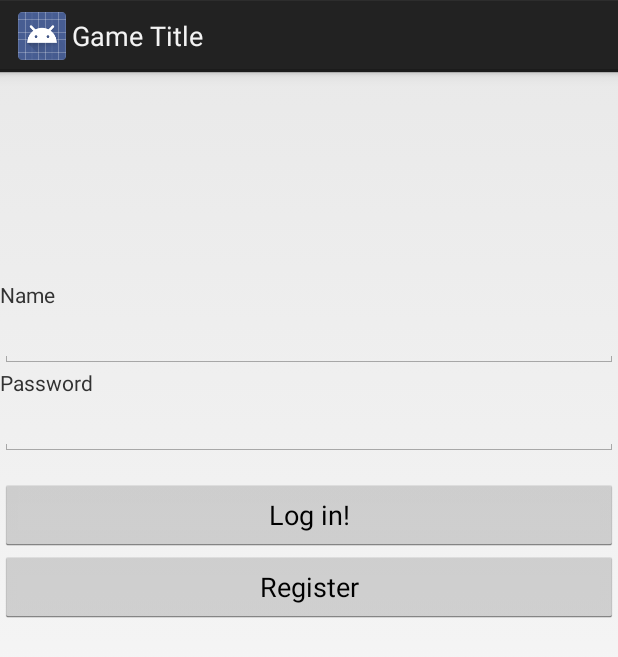
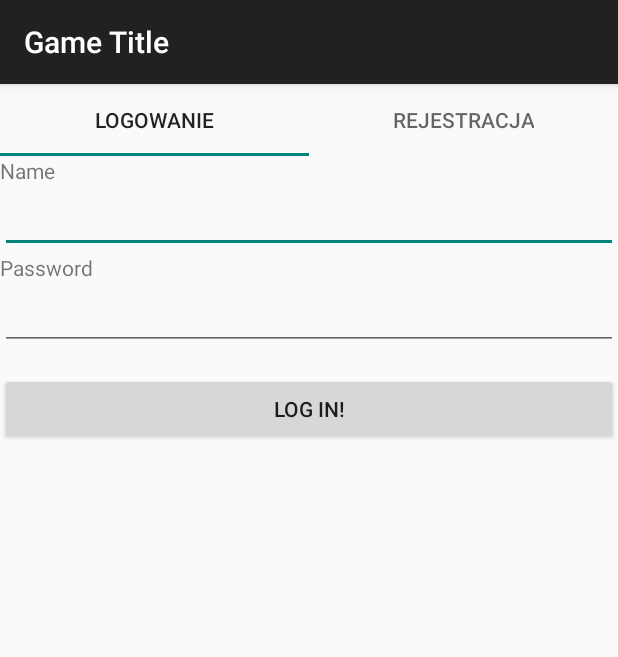
Before and after one commit to Trishun/PPZ_Project, an Android app: the screen it shows after launch (LoginActivity before the commit, StartActivity after it), on a phone screen of 412 x 824 dp. Shown: the top 657 px of the screen. Run offline under Robolectric (Android 15) with nearby library versions, the phone set to English and light mode, and no system bars.

Commit message:
Split logging and registering into fragments (enhancement, involves #9)

```diff
--- a/src/Client/app/build.gradle
+++ b/src/Client/app/build.gradle
@@ -29,7 +29,9 @@ dependencies {
     androidTestCompile('com.android.support.test.espresso:espresso-core:2.2.2', {
         exclude group: 'com.android.support', module: 'support-annotations'
     })
-    compile 'com.android.support.constraint:constraint-layout:1.0.0-alpha9'
     compile 'com.android.support:appcompat-v7:25.1.1'
+    compile 'com.android.support:support-v4:25.1.1'
+    compile 'com.android.support:design:25.1.1'
+
     testCompile 'junit:junit:4.12'
 }
--- a/src/Client/app/src/main/AndroidManifest.xml
+++ b/src/Client/app/src/main/AndroidManifest.xml
@@ -12,7 +12,8 @@
         android:supportsRtl="true"
         android:theme="@style/AppTheme">
         <activity android:name=".MainMenuActivity" />
-        <activity android:name=".LoginActivity">
+        <activity android:name=".StartActivity"
+            android:theme="@style/Theme.AppCompat.Light.DarkActionBar">
             <intent-filter>
                 <action android:name="android.intent.action.MAIN" />
 
--- a/src/Client/app/src/main/java/pl/locationbasedgame/LoginActivity.java
+++ b/src/Client/app/src/main/java/pl/locationbasedgame/LoginFragment.java
@@ -1,41 +1,34 @@
 package pl.locationbasedgame;
 
-import android.app.Activity;
 import android.content.Intent;
 import android.os.Bundle;
+import android.support.annotation.Nullable;
+import android.support.v4.app.Fragment;
 import android.util.Log;
+import android.view.LayoutInflater;
 import android.view.View;
+import android.view.ViewGroup;
 import android.widget.Button;
 import android.widget.EditText;
 import android.widget.Toast;
 
-interface AuthenticationResultListener {
-    void onAuthenticationSuccess();
-    void onAuthenticationFailure();
-}
-
-public class LoginActivity extends Activity implements AuthenticationResultListener {
+public class LoginFragment extends Fragment implements AuthenticationResultListener {
 
     private String TAG = "LOGIN";
 
     @Override
-    protected void onCreate(Bundle savedInstanceState) {
-        super.onCreate(savedInstanceState);
-        setContentView(R.layout.activity_login);
+    public View onCreateView(LayoutInflater inflater, ViewGroup container, Bundle savedInstanceState) {
+        return inflater.inflate(R.layout.fragment_login, container, false);
+    }
+
+    @Override
+    public void onStart() {
+        super.onStart();
         assignListeners();
     }
 
     private void assignListeners() {
-        Button registerButton = (Button) findViewById(R.id.btn_register);
-        Button loginButton = (Button) findViewById(R.id.btn_login);
-
-        registerButton.setOnClickListener(new Button.OnClickListener() {
-            @Override
-            public void onClick(View view) {
-                Toast.makeText(LoginActivity.this, "PLAYER REGISTERED SUCCESSFULLY", Toast.LENGTH_SHORT).show();
-            }
-        });
-
+        Button loginButton = (Button) getView().findViewById(R.id.btn_login);
         loginButton.setOnClickListener(new Button.OnClickListener() {
             @Override
             public void onClick(View view) {
@@ -48,8 +41,8 @@ public class LoginActivity extends Activity implements AuthenticationResultListe
      * Send credentials to server if they are specified by user.
      */
     private void login() {
-        EditText nameEditText = (EditText) findViewById(R.id.et_name);
-        EditText passwordEditText = (EditText) findViewById(R.id.et_password);
+        EditText nameEditText = (EditText) getView().findViewById(R.id.et_name);
+        EditText passwordEditText = (EditText) getView().findViewById(R.id.et_password);
 
         String name = nameEditText.getText().toString();
         String password = passwordEditText.getText().toString();
@@ -58,7 +51,7 @@ public class LoginActivity extends Activity implements AuthenticationResultListe
             sendLoginRequestToServer(name, password);
         }
         else {
-            Toast.makeText(LoginActivity.this, R.string.credentials_not_specified, Toast.LENGTH_SHORT).show();
+            Toast.makeText(getActivity(), R.string.credentials_not_specified, Toast.LENGTH_SHORT).show();
         }
     }
 
@@ -83,14 +76,13 @@ public class LoginActivity extends Activity implements AuthenticationResultListe
 
     @Override
     public void onAuthenticationFailure() {
-        Toast.makeText(this, R.string.wrong_credentials, Toast.LENGTH_LONG).show();
+        Toast.makeText(getActivity(), R.string.wrong_credentials, Toast.LENGTH_LONG).show();
         Log.i(TAG, "FAIL");
     }
 
     private void goToMainMenu() {
-        Intent mainMenuIntent = new Intent(LoginActivity.this, MainMenuActivity.class);
-        finish();
+        Intent mainMenuIntent = new Intent(getActivity(), MainMenuActivity.class);
+        getActivity().finish();
         startActivity(mainMenuIntent);
     }
-
 }
--- a/src/Client/app/src/main/java/pl/locationbasedgame/MainMenuActivity.java
+++ b/src/Client/app/src/main/java/pl/locationbasedgame/MainMenuActivity.java
@@ -34,7 +34,7 @@ public class MainMenuActivity extends Activity {
         logoutButton.setOnClickListener(new RelativeLayout.OnClickListener() {
             @Override
             public void onClick(View view) {
-                Intent backToLoginIntent = new Intent(MainMenuActivity.this, LoginActivity.class);
+                Intent backToLoginIntent = new Intent(MainMenuActivity.this, StartActivity.class);
                 finishAffinity();
                 startActivity(backToLoginIntent);
             }
--- /dev/null
+++ b/src/Client/app/src/main/java/pl/locationbasedgame/RegisterFragment.java
@@ -0,0 +1,35 @@
+package pl.locationbasedgame;
+
+import android.os.Bundle;
+import android.support.v4.app.Fragment;
+import android.view.Gravity;
+import android.view.LayoutInflater;
+import android.view.View;
+import android.view.ViewGroup;
+import android.widget.Button;
+import android.widget.TextView;
+import android.widget.Toast;
+
+public class RegisterFragment extends Fragment {
+
+    @Override
+    public View onCreateView(LayoutInflater inflater, ViewGroup container, Bundle savedInstanceState) {
+        TextView textView = new TextView(getActivity());
+        textView.setText("ewgggg");
+        textView.setGravity(Gravity.CENTER);
+        //assignListeners();
+        return textView;
+    }
+
+//    private void assignListeners() {
+//        Button registerButton = (Button) getView().findViewById(R.id.btn_register);
+//        registerButton.setOnClickListener(new Button.OnClickListener() {
+//            @Override
+//            public void onClick(View view) {
+//                Toast.makeText(getActivity(), "PLAYER REGISTERED SUCCESSFULLY", Toast.LENGTH_SHORT).show();
+//            }
+//        });
+//    }
+
+
+}
--- /dev/null
+++ b/src/Client/app/src/main/java/pl/locationbasedgame/StartActivity.java
@@ -0,0 +1,24 @@
+package pl.locationbasedgame;
+
+import android.os.Bundle;
+import android.support.design.widget.TabLayout;
+import android.support.v4.view.ViewPager;
+import android.support.v7.app.AppCompatActivity;
+
+public class StartActivity extends AppCompatActivity {
+
+    @Override
+    protected void onCreate(Bundle savedInstanceState) {
+        super.onCreate(savedInstanceState);
+        setContentView(R.layout.activity_start);
+        setupTabNavigation();
+    }
+
+    private void setupTabNavigation() {
+        ViewPager viewPager = (ViewPager) findViewById(R.id.vp_start_screen_pager);
+        viewPager.setAdapter(new ViewPagerAdapter(getSupportFragmentManager()));
+
+        TabLayout tabLayout = (TabLayout) findViewById(R.id.tl_start_screen_tabs);
+        tabLayout.setupWithViewPager(viewPager);
+    }
+}
--- /dev/null
+++ b/src/Client/app/src/main/java/pl/locationbasedgame/ViewPagerAdapter.java
@@ -0,0 +1,35 @@
+package pl.locationbasedgame;
+
+import android.support.v4.app.Fragment;
+import android.support.v4.app.FragmentManager;
+import android.support.v4.app.FragmentPagerAdapter;
+
+/**
+ * Created by Patryk Ligenza on 14-Apr-17.
+ */
+
+class ViewPagerAdapter extends FragmentPagerAdapter {
+
+    ViewPagerAdapter(FragmentManager fragmentManager) {
+        super(fragmentManager);
+    }
+
+    @Override
+    public Fragment getItem(int position) {
+        if (position == 0) return new LoginFragment();
+        else if (position == 1) return new RegisterFragment();
+        return null;
+    }
+
+    @Override
+    public int getCount() {
+        return 2;
+    }
+
+    @Override
+    public CharSequence getPageTitle(int position) {
+        if (position == 0) return "Logowanie";
+        else if (position == 1) return "Rejestracja";
+        return super.getPageTitle(position);
+    }
+}
--- /dev/null
+++ b/src/Client/app/src/main/res/layout/activity_start.xml
@@ -0,0 +1,21 @@
+<?xml version="1.0" encoding="utf-8"?>
+<LinearLayout
+    xmlns:android="http://schemas.android.com/apk/res/android"
+    xmlns:app="http://schemas.android.com/apk/res-auto"
+    android:layout_width="match_parent"
+    android:layout_height="match_parent"
+    android:orientation="vertical">
+
+    <android.support.design.widget.TabLayout
+        android:id="@+id/tl_start_screen_tabs"
+        android:layout_width="match_parent"
+        android:layout_height="wrap_content"
+        app:tabMode="fixed" />
+
+    <android.support.v4.view.ViewPager
+        android:id="@+id/vp_start_screen_pager"
+        android:layout_width="match_parent"
+        android:layout_height="0dp"
+        android:layout_weight="1"/>
+
+</LinearLayout>
--- a/src/Client/app/src/main/res/layout/activity_login.xml
+++ b/src/Client/app/src/main/res/layout/fragment_login.xml
@@ -1,20 +1,9 @@
 <?xml version="1.0" encoding="utf-8"?>
-<LinearLayout
-    xmlns:android="http://schemas.android.com/apk/res/android"
-    xmlns:tools="http://schemas.android.com/tools"
+<LinearLayout xmlns:android="http://schemas.android.com/apk/res/android"
     android:id="@+id/activity_login"
     android:layout_width="match_parent"
     android:layout_height="match_parent"
     android:orientation="vertical">
-
-    <!--Placeholder for app logo-->
-    <ImageView
-        android:id="@+id/iv_main_screen_logo"
-        android:layout_width="128dp"
-        android:layout_height="128dp"
-        android:layout_gravity="center_horizontal"
-        android:layout_margin="5dp"
-        tools:ignore="ContentDescription" />
 
     <TextView
         android:layout_width="wrap_content"
@@ -47,11 +36,5 @@
         android:layout_gravity="center_horizontal"
         android:layout_marginTop="15dp"
         android:text="@string/log_in"/>
-    <Button
-        android:id="@+id/btn_register"
-        android:layout_width="match_parent"
-        android:layout_height="wrap_content"
-        android:layout_gravity="center_horizontal"
-        android:text="@string/register"/>
 
 </LinearLayout>
--- a/src/Client/app/src/main/res/values/strings.xml
+++ b/src/Client/app/src/main/res/values/strings.xml
@@ -10,4 +10,7 @@
     <string name="credentials_not_specified">Nie podałeś nazwy użytkownika lub hasła</string>
     <string name="wrong_credentials">Niewłaściwy login lub hasło!</string>
     <string name="name">Name</string>
+
+    <!-- TODO: Remove or change this placeholder text -->
+    <string name="hello_blank_fragment">Hello blank fragment</string>
 </resources>
```
Also changed, not shown: src/Client/app/src/main/java/pl/locationbasedgame/Authenticator.java (+6 -2 lines), src/Client/app/src/main/res/layout/fragment_register.xml (added, +13 -0 lines).
